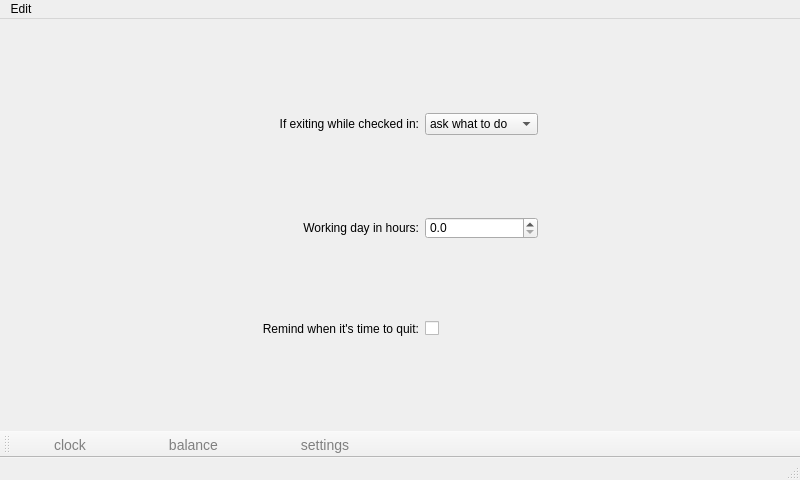
This is src/timecard.ui in baleboy/flexo as Qt 5 draws it before an edit. The edited form follows.
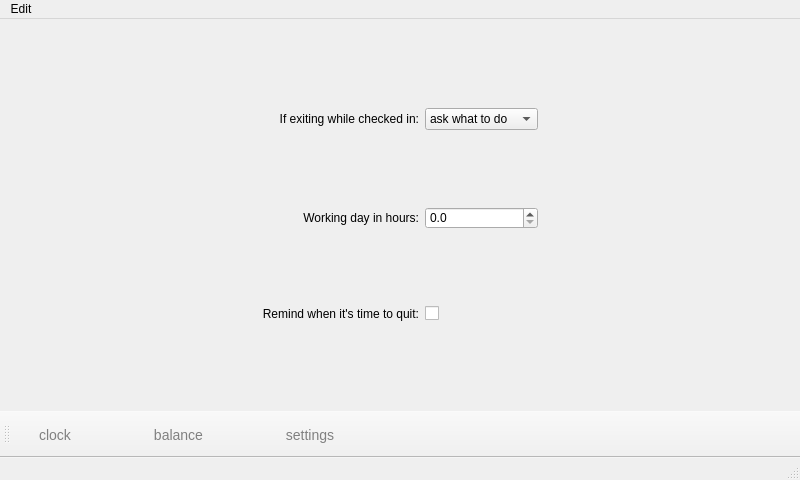
This is the edited form. Icons and pictures are not drawn.

Commit message: Window title is updated when switching pages. Also small changes in the look of the toolbar.

```diff
--- a/src/timecard.ui
+++ b/src/timecard.ui
@@ -47,20 +47,21 @@
 QToolButton {
 
 	margin-left: 10 px;
-	margin-right: 10 px;
-	padding-left: 25 px;
-	padding-right: 25 px;
+	margin-right: 40 px;
+	padding-left: 10 px;
+	padding-right: 10 px;
+	padding-top: 10 px;
+	padding-bottom: 10 px;
 	font: 14px;
 	color: gray;
    	border-width: 1px;
-  border-radius: 10px;
+  border-radius: 7px;
 }
 
 QToolButton:pressed, QToolButton:checked {
 	color: white;
-	background-color: qlineargradient(spread:pad, x1:0, y1:0, x2:0, y2:1, stop:1 rgba(0, 175, 255, 255), stop:0 rgba(121, 249, 255, 255));
-}
-
+    background-color: qlineargradient(spread:pad, x1:0, y1:0, x2:0, y2:1, stop:1 rgba(0, 175, 255, 255), stop:0 rgba(121, 249, 255, 255));
+} 
 </string>
   </property>
   <widget class="QWidget" name="centralwidget">
@@ -392,7 +393,7 @@
     </size>
    </property>
    <property name="toolButtonStyle">
-    <enum>Qt::ToolButtonTextUnderIcon</enum>
+    <enum>Qt::ToolButtonIconOnly</enum>
    </property>
    <property name="floatable">
     <bool>false</bool>
```
Left out of the diff: 22 changed lines with no effect on the pictures. The commit also changes 2 other files.
